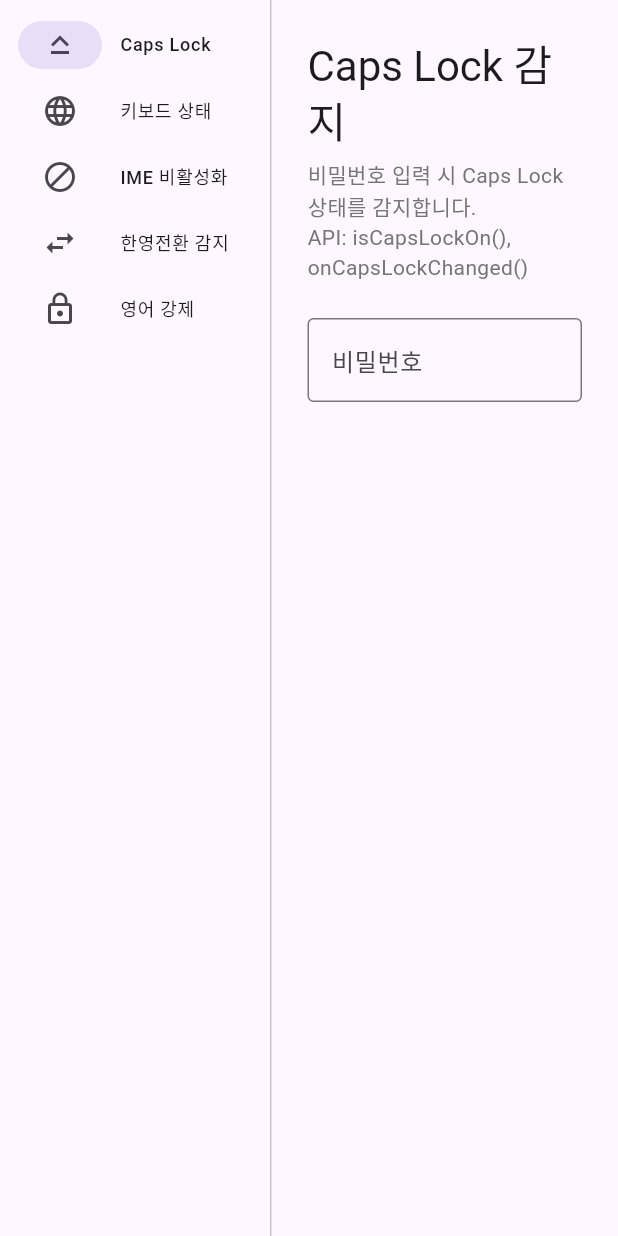
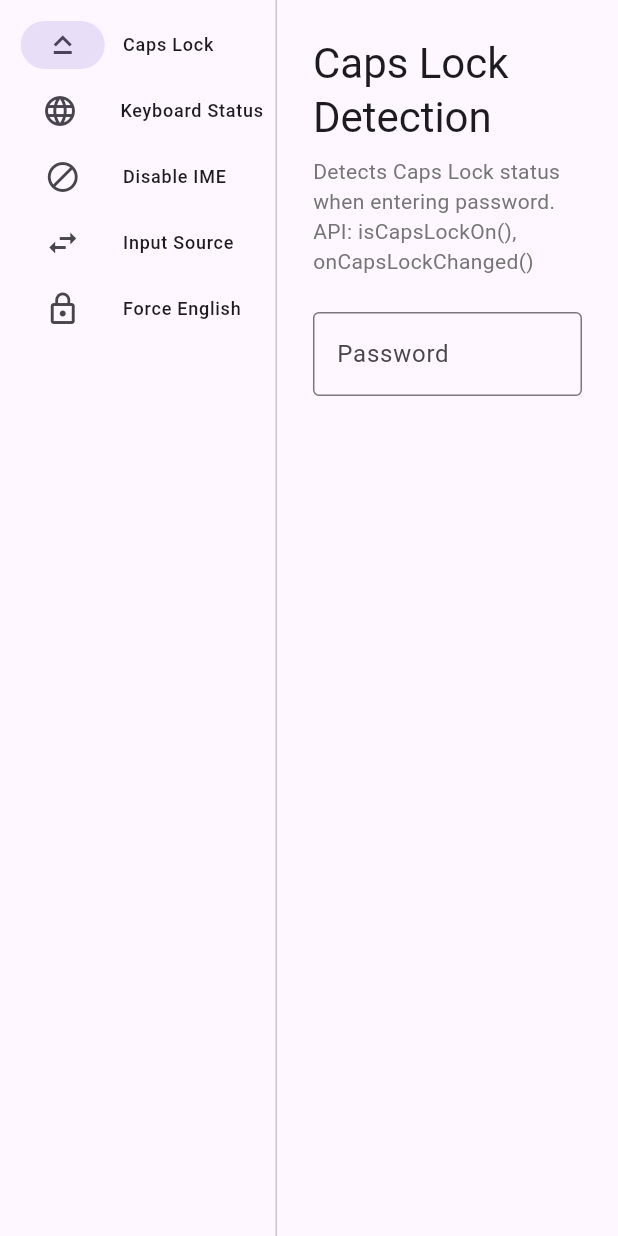
Before and after one commit to kihyun1998/flutter_ime, a Flutter app: the screen it shows after launch, on a phone screen of 412 x 824 dp. Run offline on Flutter 3.47's test engine with Material 3 defaults, Android fonts, the phone set to English and light mode, and no system bars; our stand-ins replace plugin_platform_interface.

Commit message:
chore(example): translate UI text from Korean to English

```diff
--- a/example/lib/main.dart
+++ b/example/lib/main.dart
@@ -43,22 +43,22 @@ class _HomePageState extends State<HomePage> {
     NavigationRailDestination(
       icon: Icon(Icons.language_outlined),
       selectedIcon: Icon(Icons.language),
-      label: Text('키보드 상태'),
+      label: Text('Keyboard Status'),
     ),
     NavigationRailDestination(
       icon: Icon(Icons.block_outlined),
       selectedIcon: Icon(Icons.block),
-      label: Text('IME 비활성화'),
+      label: Text('Disable IME'),
     ),
     NavigationRailDestination(
       icon: Icon(Icons.swap_horiz_outlined),
       selectedIcon: Icon(Icons.swap_horiz),
-      label: Text('한영전환 감지'),
+      label: Text('Input Source'),
     ),
     NavigationRailDestination(
       icon: Icon(Icons.lock_outline),
       selectedIcon: Icon(Icons.lock),
-      label: Text('영어 강제'),
+      label: Text('Force English'),
     ),
   ];
 
@@ -97,7 +97,7 @@ class _HomePageState extends State<HomePage> {
 }
 
 // ============================================================
-// 1. Caps Lock 감지
+// 1. Caps Lock Detection
 // ============================================================
 class CapsLockPage extends StatefulWidget {
   const CapsLockPage({super.key});
@@ -155,12 +155,12 @@ class _CapsLockPageState extends State<CapsLockPage> {
         crossAxisAlignment: CrossAxisAlignment.start,
         children: [
           Text(
-            'Caps Lock 감지',
+            'Caps Lock Detection',
             style: Theme.of(context).textTheme.headlineMedium,
           ),
           const SizedBox(height: 8),
           Text(
-            '비밀번호 입력 시 Caps Lock 상태를 감지합니다.\n'
+            'Detects Caps Lock status when entering password.\n'
             'API: isCapsLockOn(), onCapsLockChanged()',
             style: Theme.of(context).textTheme.bodyMedium?.copyWith(
                   color: Colors.grey[600],
@@ -173,11 +173,11 @@ class _CapsLockPageState extends State<CapsLockPage> {
               controller: _passwordController,
               focusNode: _focusNode,
               decoration: InputDecoration(
-                labelText: '비밀번호',
+                labelText: 'Password',
                 border: const OutlineInputBorder(),
                 suffixIcon: _isCapsLockOn
                     ? const Tooltip(
-                        message: 'Caps Lock이 켜져 있습니다',
+                        message: 'Caps Lock is on',
                         child:
                             Icon(Icons.keyboard_capslock, color: Colors.orange),
                       )
@@ -194,7 +194,7 @@ class _CapsLockPageState extends State<CapsLockPage> {
                   Icon(Icons.warning_amber, color: Colors.orange, size: 16),
                   SizedBox(width: 4),
                   Text(
-                    'Caps Lock이 켜져 있습니다',
+                    'Caps Lock is on',
                     style: TextStyle(color: Colors.orange),
                   ),
                 ],
@@ -207,7 +207,7 @@ class _CapsLockPageState extends State<CapsLockPage> {
 }
 
 // ============================================================
-// 2. 키보드 상태 확인
+// 2. Keyboard Status Check
 // ============================================================
 class KeyboardStatusPage extends StatefulWidget {
   const KeyboardStatusPage({super.key});
@@ -217,12 +217,12 @@ class KeyboardStatusPage extends StatefulWidget {
 }
 
 class _KeyboardStatusPageState extends State<KeyboardStatusPage> {
-  String _status = '확인 전';
+  String _status = 'Not checked';
 
   Future<void> _checkStatus() async {
     final isEnglish = await isEnglishKeyboard();
     setState(() {
-      _status = isEnglish ? 'English' : 'Non-English (한글 등)';
+      _status = isEnglish ? 'English' : 'Non-English (Korean, etc.)';
     });
   }
 
@@ -234,12 +234,12 @@ class _KeyboardStatusPageState extends State<KeyboardStatusPage> {
         crossAxisAlignment: CrossAxisAlignment.start,
         children: [
           Text(
-            '키보드 상태 확인',
+            'Keyboard Status Check',
             style: Theme.of(context).textTheme.headlineMedium,
           ),
           const SizedBox(height: 8),
           Text(
-            '현재 입력 소스가 영어인지 확인합니다.\n'
+            'Checks if current input source is English.\n'
             'API: isEnglishKeyboard()',
             style: Theme.of(context).textTheme.bodyMedium?.copyWith(
                   color: Colors.grey[600],
@@ -278,7 +278,7 @@ class _KeyboardStatusPageState extends State<KeyboardStatusPage> {
           ElevatedButton.icon(
             onPressed: _checkStatus,
             icon: const Icon(Icons.refresh),
-            label: const Text('상태 확인'),
+            label: const Text('Check Status'),
           ),
         ],
       ),
@@ -287,7 +287,7 @@ class _KeyboardStatusPageState extends State<KeyboardStatusPage> {
 }
 
 // ============================================================
-// 3. IME 비활성화 (Windows only)
+// 3. Disable IME (Windows only)
 // ============================================================
 class ImeDisablePage extends StatefulWidget {
   const ImeDisablePage({super.key});
@@ -327,13 +327,13 @@ class _ImeDisablePageState extends State<ImeDisablePage> {
         crossAxisAlignment: CrossAxisAlignment.start,
         children: [
           Text(
-            'IME 비활성화',
+            'Disable IME',
             style: Theme.of(context).textTheme.headlineMedium,
           ),
           const SizedBox(height: 8),
           Text(
-            'Windows에서 IME를 완전히 비활성화합니다.\n'
-            '포커스 시 한글 입력이 불가능합니다.\n'
+            'Completely disables IME on Windows.\n'
+            'Korean input is not possible when focused.\n'
             'API: disableIME(), enableIME()',
             style: Theme.of(context).textTheme.bodyMedium?.copyWith(
                   color: Colors.grey[600],
@@ -358,8 +358,8 @@ class _ImeDisablePageState extends State<ImeDisablePage> {
               controller: _controller,
               focusNode: _focusNode,
               decoration: const InputDecoration(
-                labelText: 'IME 비활성화 테스트',
-                helperText: '포커스 시 한글 입력 불가',
+                labelText: 'Disable IME Test',
+                helperText: 'Korean input disabled when focused',
                 border: OutlineInputBorder(),
               ),
             ),
@@ -371,7 +371,7 @@ class _ImeDisablePageState extends State<ImeDisablePage> {
 }
 
 // ============================================================
-// 4. 한영전환 감지
+// 4. Input Source Change Detection
 // ============================================================
 class InputSourceChangePage extends StatefulWidget {
   const InputSourceChangePage({super.key});
@@ -383,7 +383,7 @@ class InputSourceChangePage extends StatefulWidget {
 class _InputSourceChangePageState extends State<InputSourceChangePage> {
   final _controller = TextEditingController();
   StreamSubscription<bool>? _subscription;
-  String _currentSource = '감지 중...';
+  String _currentSource = 'Detecting...';
   final List<String> _history = [];
 
   @override
@@ -415,12 +415,12 @@ class _InputSourceChangePageState extends State<InputSourceChangePage> {
         crossAxisAlignment: CrossAxisAlignment.start,
         children: [
           Text(
-            '한영전환 감지',
+            'Input Source Change Detection',
             style: Theme.of(context).textTheme.headlineMedium,
           ),
           const SizedBox(height: 8),
           Text(
-            '입력 소스(한/영) 변경을 실시간으로 감지합니다.\n'
+            'Detects input source (Korean/English) changes in real-time.\n'
             'API: onInputSourceChanged()',
             style: Theme.of(context).textTheme.bodyMedium?.copyWith(
                   color: Colors.grey[600],
@@ -442,7 +442,7 @@ class _InputSourceChangePageState extends State<InputSourceChangePage> {
                   ),
                   const SizedBox(width: 12),
                   Text(
-                    '현재: $_currentSource',
+                    'Current: $_currentSource',
                     style: Theme.of(context).textTheme.titleLarge,
                   ),
                 ],
@@ -455,14 +455,14 @@ class _InputSourceChangePageState extends State<InputSourceChangePage> {
             child: TextField(
               controller: _controller,
               decoration: const InputDecoration(
-                labelText: '여기서 한영전환 테스트',
+                labelText: 'Test input source switching here',
                 border: OutlineInputBorder(),
               ),
             ),
           ),
           const SizedBox(height: 24),
           Text(
-            '변경 기록',
+            'Change History',
             style: Theme.of(context).textTheme.titleMedium,
           ),
           const SizedBox(height: 8),
@@ -474,7 +474,7 @@ class _InputSourceChangePageState extends State<InputSourceChangePage> {
                 borderRadius: BorderRadius.circular(8),
               ),
               child: _history.isEmpty
-                  ? const Center(child: Text('한영전환을 해보세요'))
+                  ? const Center(child: Text('Try switching input source'))
                   : ListView.builder(
                       itemCount: _history.length,
                       itemBuilder: (context, index) {
@@ -496,7 +496,7 @@ class _InputSourceChangePageState extends State<InputSourceChangePage> {
 }
 
 // ============================================================
-// 5. 영어 강제 유지
+// 5. Force English Mode
 // ============================================================
 class ForceEnglishPage extends StatefulWidget {
   const ForceEnglishPage({super.key});
@@ -506,11 +506,11 @@ class ForceEnglishPage extends StatefulWidget {
 }
 
 class _ForceEnglishPageState extends State<ForceEnglishPage> {
-  // 현재 input source 확인용
+  // For checking current input source
   final _testController = TextEditingController();
   String? _currentInputSource;
 
-  // 영어 강제 TextField용
+  // For force English TextField
   final _controller = TextEditingController();
   final _focusNode = FocusNode();
   StreamSubscription<bool>? _subscription;
@@ -549,7 +549,7 @@ class _ForceEnglishPageState extends State<ForceEnglishPage> {
     } else {
       _subscription?.cancel();
       _subscription = null;
-      // 저장했던 키보드로 복원 (isEnglish 체크 없이 바로 set - 비용 절감)
+      // Restore to saved keyboard (direct set without isEnglish check - cost saving)
       if (_savedInputSource != null) {
         await setInputSource(_savedInputSource!);
       }
@@ -577,13 +577,13 @@ class _ForceEnglishPageState extends State<ForceEnglishPage> {
         crossAxisAlignment: CrossAxisAlignment.start,
         children: [
           Text(
-            '영어 강제 유지',
+            'Force English Mode',
             style: Theme.of(context).textTheme.headlineMedium,
           ),
           const SizedBox(height: 8),
           Text(
-            '포커스 중 한영전환을 해도 자동으로 영어로 되돌립니다.\n'
-            '포커스 해제 시 이전 키보드로 자동 복원됩니다.\n'
+            'Automatically switches back to English even when switching input sources while focused.\n'
+            'Automatically restores to previous keyboard when unfocused.\n'
             'API: getCurrentInputSource(), setInputSource(), setEnglishKeyboard()',
             style: Theme.of(context).textTheme.bodyMedium?.copyWith(
                   color: Colors.grey[600],
@@ -615,20 +615,20 @@ class _ForceEnglishPageState extends State<ForceEnglishPage> {
                       const Icon(Icons.info_outline, size: 20),
                       const SizedBox(width: 8),
                       Text(
-                        '현재 Input Source',
+                        'Current Input Source',
                         style: Theme.of(context).textTheme.titleSmall,
                       ),
                       const Spacer(),
                       IconButton(
                         icon: const Icon(Icons.refresh, size: 20),
                         onPressed: _refreshInputSource,
-                        tooltip: '새로고침',
+                        tooltip: 'Refresh',
                       ),
                     ],
                   ),
                   const SizedBox(height: 8),
                   SelectableText(
-                    _currentInputSource ?? '(알 수 없음)',
+                    _currentInputSource ?? '(Unknown)',
                     style: TextStyle(
                       fontFamily: 'monospace',
                       fontSize: 12,
@@ -638,7 +638,7 @@ class _ForceEnglishPageState extends State<ForceEnglishPage> {
                   if (_savedInputSource != null) ...[
                     const SizedBox(height: 8),
                     Text(
-                      '저장된 값: $_savedInputSource',
+                      'Saved value: $_savedInputSource',
                       style: TextStyle(
                         fontFamily: 'monospace',
                         fontSize: 11,
@@ -658,8 +658,8 @@ class _ForceEnglishPageState extends State<ForceEnglishPage> {
             child: TextField(
               controller: _testController,
               decoration: const InputDecoration(
-                labelText: '일반 TextField (테스트용)',
-                helperText: '한글 입력 가능',
+                labelText: 'Normal TextField (for testing)',
+                helperText: 'Korean input allowed',
                 border: OutlineInputBorder(),
               ),
               onTap: _refreshInputSource,
@@ -682,7 +682,7 @@ class _ForceEnglishPageState extends State<ForceEnglishPage> {
                   Icon(Icons.check, color: Colors.green, size: 16),
                   SizedBox(width: 4),
                   Text(
-                    '영어 강제 활성화 중',
+                    'Force English active',
                     style: TextStyle(color: Colors.green),
                   ),
                 ],
@@ -694,8 +694,8 @@ class _ForceEnglishPageState extends State<ForceEnglishPage> {
               controller: _controller,
               focusNode: _focusNode,
               decoration: const InputDecoration(
-                labelText: '영어만 입력 가능',
-                helperText: '포커스 해제 시 이전 키보드로 복원',
+                labelText: 'English only',
+                helperText: 'Restores to previous keyboard when unfocused',
                 border: OutlineInputBorder(),
               ),
               inputFormatters: [
--- a/pubspec.yaml
+++ b/pubspec.yaml
@@ -1,6 +1,6 @@
 name: flutter_ime
 description: "A Flutter plugin for controlling IME (Input Method Editor) state. Switch to English keyboard, detect input source changes, and monitor Caps Lock state on Windows and macOS."
-version: 2.1.1
+version: 2.1.2
 homepage: "https://github.com/kihyun1998/flutter_ime"
 repository: https://github.com/kihyun1998/flutter_ime
 topics:
```
Also changed, not shown: 2 other files.
